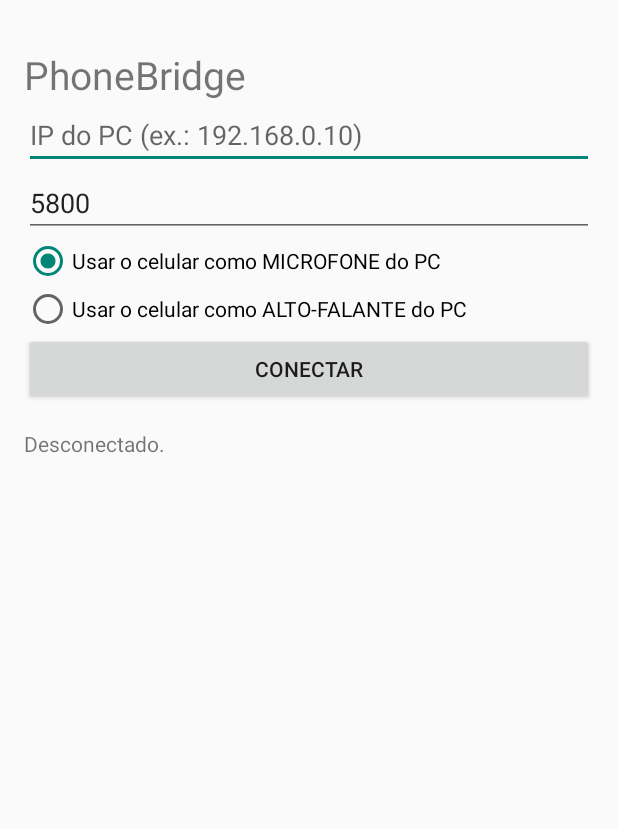
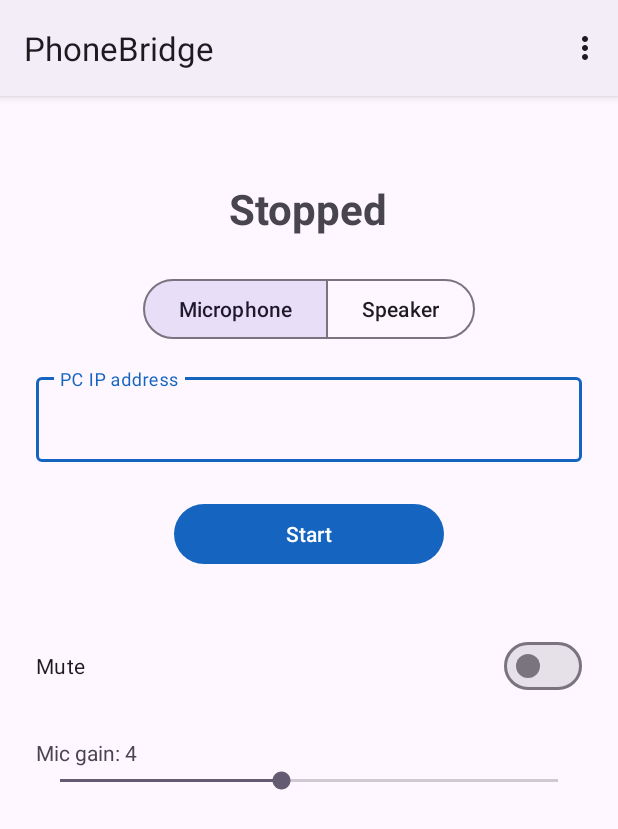
Before and after one commit to MissionBreak56/PhoneBridge, an Android app: the screen it shows after launch (MainActivity), on a phone screen of 412 x 824 dp. Shown: the top 829 px of the screen. Run offline under Robolectric (Android 15) with nearby library versions, the phone set to English and light mode, and no system bars.

Commit message:
Android: nova interface Material 3 com configurações, mudo e volume
Co-Authored-By: Claude Sonnet 5.5 <noreply@anthropic.com>
Claude-Session: https://claude.ai/code/session_01RtUd5CZLq8Wwj9xnY1pQ63

```diff
--- a/android/app/src/main/java/com/phonebridge/MainActivity.kt
+++ b/android/app/src/main/java/com/phonebridge/MainActivity.kt
@@ -1,98 +1,120 @@
 package com.phonebridge
 
 import android.Manifest
-import android.app.Activity
-import android.content.Context
 import android.content.Intent
 import android.content.pm.PackageManager
 import android.os.Build
 import android.os.Bundle
-import android.text.InputType
-import android.view.Gravity
-import android.widget.Button
-import android.widget.EditText
-import android.widget.LinearLayout
-import android.widget.RadioButton
-import android.widget.RadioGroup
+import android.view.Menu
+import android.view.MenuItem
+import android.view.WindowManager
+import android.widget.SeekBar
+import androidx.appcompat.app.AppCompatActivity
+import androidx.appcompat.app.AppCompatDelegate
+import androidx.preference.PreferenceManager
+import com.google.android.material.button.MaterialButton
+import com.google.android.material.button.MaterialButtonToggleGroup
+import com.google.android.material.materialswitch.MaterialSwitch
+import com.google.android.material.textfield.TextInputEditText
 import android.widget.TextView
 
-class MainActivity : Activity() {
+class MainActivity : AppCompatActivity() {
 
-    private lateinit var ipField: EditText
-    private lateinit var portField: EditText
-    private lateinit var modeGroup: RadioGroup
-    private lateinit var button: Button
-    private lateinit var status: TextView
+    companion object {
+        fun applyTheme(v: String) {
+            AppCompatDelegate.setDefaultNightMode(
+                when (v) {
+                    "1" -> AppCompatDelegate.MODE_NIGHT_NO
+                    "2" -> AppCompatDelegate.MODE_NIGHT_YES
+                    else -> AppCompatDelegate.MODE_NIGHT_FOLLOW_SYSTEM
+                }
+            )
+        }
+    }
+
+    private lateinit var stateText: TextView
+    private lateinit var mainButton: MaterialButton
+    private lateinit var modeGroup: MaterialButtonToggleGroup
+    private lateinit var ipField: TextInputEditText
+    private lateinit var muteSwitch: MaterialSwitch
+    private lateinit var levelText: TextView
+    private lateinit var levelSeek: SeekBar
+
+    private val prefs by lazy { PreferenceManager.getDefaultSharedPreferences(this) }
 
     override fun onCreate(savedInstanceState: Bundle?) {
+        applyTheme(prefs.getString("theme", "0") ?: "0")
         super.onCreate(savedInstanceState)
-        val prefs = getSharedPreferences("pb", Context.MODE_PRIVATE)
-        val pad = (16 * resources.displayMetrics.density).toInt()
+        setContentView(R.layout.activity_main)
 
-        val root = LinearLayout(this).apply {
-            orientation = LinearLayout.VERTICAL
-            setPadding(pad, pad * 2, pad, pad)
-        }
+        stateText = findViewById(R.id.stateText)
+        mainButton = findViewById(R.id.mainButton)
+        modeGroup = findViewById(R.id.modeGroup)
+        ipField = findViewById(R.id.ipField)
+        muteSwitch = findViewById(R.id.muteSwitch)
+        levelText = findViewById(R.id.levelText)
+        levelSeek = findViewById(R.id.levelSeek)
 
-        root.addView(TextView(this).apply {
-            text = "PhoneBridge"
-            textSize = 26f
+        ipField.setText(prefs.getString("ip", ""))
+        modeGroup.check(if (prefs.getInt("mode", 1) == 2) R.id.modeSpeaker else R.id.modeMic)
+        levelSeek.progress = prefs.getInt("level", 4)
+        AudioService.level = levelSeek.progress
+        updateLevelText()
+
+        mainButton.setOnClickListener { toggle() }
+        modeGroup.addOnButtonCheckedListener { _, _, _ -> updateLevelText() }
+        muteSwitch.setOnCheckedChangeListener { _, checked -> AudioService.muted = checked }
+        levelSeek.setOnSeekBarChangeListener(object : SeekBar.OnSeekBarChangeListener {
+            override fun onProgressChanged(sb: SeekBar, p: Int, fromUser: Boolean) {
+                AudioService.level = p
+                prefs.edit().putInt("level", p).apply()
+                updateLevelText()
+            }
+            override fun onStartTrackingTouch(sb: SeekBar) {}
+            override fun onStopTrackingTouch(sb: SeekBar) {}
         })
-
-        ipField = EditText(this).apply {
-            hint = "IP do PC (ex.: 192.168.0.10)"
-            setText(prefs.getString("ip", ""))
-            inputType = InputType.TYPE_CLASS_TEXT
-        }
-        root.addView(ipField)
-
-        portField = EditText(this).apply {
-            hint = "Porta"
-            setText(prefs.getString("port", "5800"))
-            inputType = InputType.TYPE_CLASS_NUMBER
-        }
-        root.addView(portField)
-
-        modeGroup = RadioGroup(this).apply {
-            orientation = RadioGroup.VERTICAL
-            addView(RadioButton(this@MainActivity).apply {
-                text = "Usar o celular como MICROFONE do PC"
-                id = 1
-            })
-            addView(RadioButton(this@MainActivity).apply {
-                text = "Usar o celular como ALTO-FALANTE do PC"
-                id = 2
-            })
-            check(prefs.getInt("mode", 1))
-        }
-        root.addView(modeGroup)
-
-        button = Button(this).apply { setOnClickListener { toggle() } }
-        root.addView(button)
-
-        status = TextView(this).apply {
-            gravity = Gravity.START
-            setPadding(0, pad, 0, 0)
-        }
-        root.addView(status)
-
-        setContentView(root)
-        AudioService.listener = { msg, running ->
-            runOnUiThread {
-                status.text = msg
-                button.text = if (running) "Parar" else "Conectar"
-            }
-        }
-        refresh()
+        muteSwitch.isChecked = AudioService.muted
     }
 
-    private fun refresh() {
-        button.text = if (AudioService.running) "Parar" else "Conectar"
-        status.text = AudioService.lastStatus
+    override fun onStart() {
+        super.onStart()
+        AudioService.listener = { render() }
+        render()
+    }
+
+    override fun onStop() {
+        AudioService.listener = null
+        super.onStop()
+    }
+
+    private fun currentMode() = if (modeGroup.checkedButtonId == R.id.modeSpeaker) 2 else 1
+
+    private fun updateLevelText() {
+        val res = if (currentMode() == 1) R.string.gain else R.string.volume
+        levelText.text = getString(res, levelSeek.progress)
+    }
+
+    private fun render() = runOnUiThread {
+        val state = AudioService.state
+        stateText.text = when (state) {
+            AudioService.STATE_CONNECTED -> getString(R.string.state_connected)
+            AudioService.STATE_STARTING -> getString(R.string.state_starting)
+            else -> AudioService.errorMessage ?: getString(R.string.state_stopped)
+        }
+        mainButton.text = getString(if (state == AudioService.STATE_STOPPED) R.string.start else R.string.stop)
+        modeGroup.isEnabled = state == AudioService.STATE_STOPPED
+        findViewById<android.view.View>(R.id.modeMic).isEnabled = state == AudioService.STATE_STOPPED
+        findViewById<android.view.View>(R.id.modeSpeaker).isEnabled = state == AudioService.STATE_STOPPED
+        ipField.isEnabled = state == AudioService.STATE_STOPPED
+        if (state != AudioService.STATE_STOPPED && prefs.getBoolean("screenOn", false)) {
+            window.addFlags(WindowManager.LayoutParams.FLAG_KEEP_SCREEN_ON)
+        } else {
+            window.clearFlags(WindowManager.LayoutParams.FLAG_KEEP_SCREEN_ON)
+        }
     }
 
     private fun toggle() {
-        if (AudioService.running) {
+        if (AudioService.state != AudioService.STATE_STOPPED) {
             startService(Intent(this, AudioService::class.java).setAction(AudioService.ACTION_STOP))
             return
         }
@@ -117,28 +139,38 @@ class MainActivity : Activity() {
         if (checkSelfPermission(Manifest.permission.RECORD_AUDIO) == PackageManager.PERMISSION_GRANTED) {
             start()
         } else {
-            status.text = "Permissão de microfone negada."
+            AudioService.setError(getString(R.string.perm_denied))
         }
     }
 
     private fun start() {
         val ip = ipField.text.toString().trim()
-        val port = portField.text.toString().toIntOrNull() ?: 5800
-        val mode = if (modeGroup.checkedRadioButtonId == 2) 2 else 1
         if (ip.isEmpty()) {
-            status.text = "Informe o IP do PC."
+            AudioService.setError(getString(R.string.enter_ip))
             return
         }
-        getSharedPreferences("pb", Context.MODE_PRIVATE).edit()
-            .putString("ip", ip).putString("port", port.toString()).putInt("mode", mode).apply()
+        val port = prefs.getString("port", "5800")?.toIntOrNull() ?: 5800
+        val mode = currentMode()
+        val source = prefs.getString("audioSource", "0")?.toIntOrNull() ?: 0
+        prefs.edit().putString("ip", ip).putInt("mode", mode).apply()
         val i = Intent(this, AudioService::class.java)
             .setAction(AudioService.ACTION_START)
             .putExtra("ip", ip).putExtra("port", port).putExtra("mode", mode)
+            .putExtra("source", source)
+            .putExtra("autoMute", prefs.getBoolean("autoMute", false))
         if (Build.VERSION.SDK_INT >= 26) startForegroundService(i) else startService(i)
     }
 
-    override fun onDestroy() {
-        AudioService.listener = null
-        super.onDestroy()
+    override fun onCreateOptionsMenu(menu: Menu): Boolean {
+        menuInflater.inflate(R.menu.main_menu, menu)
+        return true
+    }
+
+    override fun onOptionsItemSelected(item: MenuItem): Boolean {
+        if (item.itemId == R.id.action_settings) {
+            startActivity(Intent(this, SettingsActivity::class.java))
+            return true
+        }
+        return super.onOptionsItemSelected(item)
     }
 }
--- /dev/null
+++ b/android/app/src/main/res/drawable/ic_notification.xml
@@ -0,0 +1,10 @@
+<?xml version="1.0" encoding="utf-8"?>
+<vector xmlns:android="http://schemas.android.com/apk/res/android"
+    android:width="24dp"
+    android:height="24dp"
+    android:viewportWidth="24"
+    android:viewportHeight="24">
+    <path
+        android:fillColor="#FFFFFF"
+        android:pathData="M12,14c1.66,0 3,-1.34 3,-3V5c0,-1.66 -1.34,-3 -3,-3S9,3.34 9,5v6c0,1.66 1.34,3 3,3zM17.3,11c0,3 -2.54,5.1 -5.3,5.1S6.7,14 6.7,11H5c0,3.41 2.72,6.23 6,6.72V21h2v-3.28c3.28,-0.48 6,-3.3 6,-6.72h-1.7z" />
+</vector>
--- /dev/null
+++ b/android/app/src/main/res/layout/activity_main.xml
@@ -0,0 +1,86 @@
+<?xml version="1.0" encoding="utf-8"?>
+<ScrollView xmlns:android="http://schemas.android.com/apk/res/android"
+    xmlns:app="http://schemas.android.com/apk/res-auto"
+    android:layout_width="match_parent"
+    android:layout_height="match_parent"
+    android:fillViewport="true">
+
+    <LinearLayout
+        android:layout_width="match_parent"
+        android:layout_height="wrap_content"
+        android:gravity="center_horizontal"
+        android:orientation="vertical"
+        android:padding="24dp">
+
+        <TextView
+            android:id="@+id/stateText"
+            android:layout_width="wrap_content"
+            android:layout_height="wrap_content"
+            android:layout_marginTop="32dp"
+            android:textSize="28sp"
+            android:textStyle="bold" />
+
+        <com.google.android.material.button.MaterialButtonToggleGroup
+            android:id="@+id/modeGroup"
+            android:layout_width="wrap_content"
+            android:layout_height="wrap_content"
+            android:layout_marginTop="24dp"
+            app:selectionRequired="true"
+            app:singleSelection="true">
+
+            <com.google.android.material.button.MaterialButton
+                android:id="@+id/modeMic"
+                style="?attr/materialButtonOutlinedStyle"
+                android:layout_width="wrap_content"
+                android:layout_height="wrap_content"
+                android:text="@string/mode_mic" />
+
+            <com.google.android.material.button.MaterialButton
+                android:id="@+id/modeSpeaker"
+                style="?attr/materialButtonOutlinedStyle"
+                android:layout_width="wrap_content"
+                android:layout_height="wrap_content"
+                android:text="@string/mode_speaker" />
+        </com.google.android.material.button.MaterialButtonToggleGroup>
+
+        <com.google.android.material.textfield.TextInputLayout
+            style="@style/Widget.Material3.TextInputLayout.OutlinedBox"
+            android:layout_width="match_parent"
+            android:layout_height="wrap_content"
+            android:layout_marginTop="16dp"
+            android:hint="@string/pc_ip">
+
+            <com.google.android.material.textfield.TextInputEditText
+                android:id="@+id/ipField"
+                android:layout_width="match_parent"
+                android:layout_height="wrap_content"
+                android:inputType="textUri" />
+        </com.google.android.material.textfield.TextInputLayout>
+
+        <com.google.android.material.button.MaterialButton
+            android:id="@+id/mainButton"
+            android:layout_width="wrap_content"
+            android:layout_height="wrap_content"
+            android:layout_marginTop="24dp"
+            android:minWidth="180dp" />
+
+        <com.google.android.material.materialswitch.MaterialSwitch
+            android:id="@+id/muteSwitch"
+            android:layout_width="match_parent"
+            android:layout_height="wrap_content"
+            android:layout_marginTop="40dp"
+            android:text="@string/mute" />
+
+        <TextView
+            android:id="@+id/levelText"
+            android:layout_width="match_parent"
+            android:layout_height="wrap_content"
+            android:layout_marginTop="24dp" />
+
+        <SeekBar
+            android:id="@+id/levelSeek"
+            android:layout_width="match_parent"
+            android:layout_height="wrap_content"
+            android:max="9" />
+    </LinearLayout>
+</ScrollView>
--- /dev/null
+++ b/android/app/src/main/res/layout/activity_settings.xml
@@ -0,0 +1,5 @@
+<?xml version="1.0" encoding="utf-8"?>
+<FrameLayout xmlns:android="http://schemas.android.com/apk/res/android"
+    android:id="@+id/settingsContainer"
+    android:layout_width="match_parent"
+    android:layout_height="match_parent" />
--- /dev/null
+++ b/android/app/src/main/res/menu/main_menu.xml
@@ -0,0 +1,8 @@
+<?xml version="1.0" encoding="utf-8"?>
+<menu xmlns:android="http://schemas.android.com/apk/res/android"
+    xmlns:app="http://schemas.android.com/apk/res-auto">
+    <item
+        android:id="@+id/action_settings"
+        android:title="@string/settings"
+        app:showAsAction="never" />
+</menu>
--- /dev/null
+++ b/android/app/src/main/res/values/strings.xml
@@ -0,0 +1,53 @@
+<?xml version="1.0" encoding="utf-8"?>
+<resources>
+    <string name="app_name">PhoneBridge</string>
+    <string name="state_stopped">Stopped</string>
+    <string name="state_starting">Starting</string>
+    <string name="state_connected">Connected</string>
+    <string name="start">Start</string>
+    <string name="stop">Stop</string>
+    <string name="mode_mic">Microphone</string>
+    <string name="mode_speaker">Speaker</string>
+    <string name="pc_ip">PC IP address</string>
+    <string name="mute">Mute</string>
+    <string name="volume">Volume: %1$d</string>
+    <string name="gain">Mic gain: %1$d</string>
+    <string name="settings">Settings</string>
+    <string name="enter_ip">Enter the PC IP address</string>
+    <string name="perm_denied">Microphone permission denied</string>
+    <string name="notif_streaming">Streaming. Tap to stop</string>
+    <string name="notif_starting">Starting</string>
+    <string name="pref_port">Server port</string>
+    <string name="pref_audio_source">Audio source</string>
+    <string name="pref_auto_mute">Auto mute</string>
+    <string name="pref_auto_mute_summary">When a call is active</string>
+    <string name="pref_screen_on">Keep screen on</string>
+    <string name="pref_screen_on_summary">While connected</string>
+    <string name="pref_theme">Theme</string>
+    <string name="pref_about">About</string>
+    <string name="about_summary">PhoneBridge 1.1 – use your phone as the PC microphone or speaker over Wi-Fi.</string>
+    <string-array name="audio_source_entries">
+        <item>Default</item>
+        <item>Mic</item>
+        <item>Rear mic</item>
+        <item>Voice recognition</item>
+        <item>Voice communication</item>
+    </string-array>
+    <string-array name="audio_source_values">
+        <item>0</item>
+        <item>1</item>
+        <item>5</item>
+        <item>6</item>
+        <item>7</item>
+    </string-array>
+    <string-array name="theme_entries">
+        <item>System</item>
+        <item>Light</item>
+        <item>Dark</item>
+    </string-array>
+    <string-array name="theme_values">
+        <item>0</item>
+        <item>1</item>
+        <item>2</item>
+    </string-array>
+</resources>
--- /dev/null
+++ b/android/app/src/main/res/values/themes.xml
@@ -0,0 +1,7 @@
+<?xml version="1.0" encoding="utf-8"?>
+<resources>
+    <style name="Theme.PhoneBridge" parent="Theme.Material3.DayNight">
+        <item name="colorPrimary">#1565C0</item>
+        <item name="colorOnPrimary">#FFFFFF</item>
+    </style>
+</resources>
```
Also changed, not shown: android/app/build.gradle.kts (+5 -2 lines), android/app/src/main/AndroidManifest.xml (+10 -3 lines), android/app/src/main/java/com/phonebridge/AudioService.kt (+61 -18 lines), android/app/src/main/java/com/phonebridge/SettingsActivity.kt (added, +37 -0 lines), android/app/src/main/res/drawable/ic_launcher.xml (added, +19 -0 lines), android/app/src/main/res/xml/preferences.xml (added, +37 -0 lines), 2 other files.
